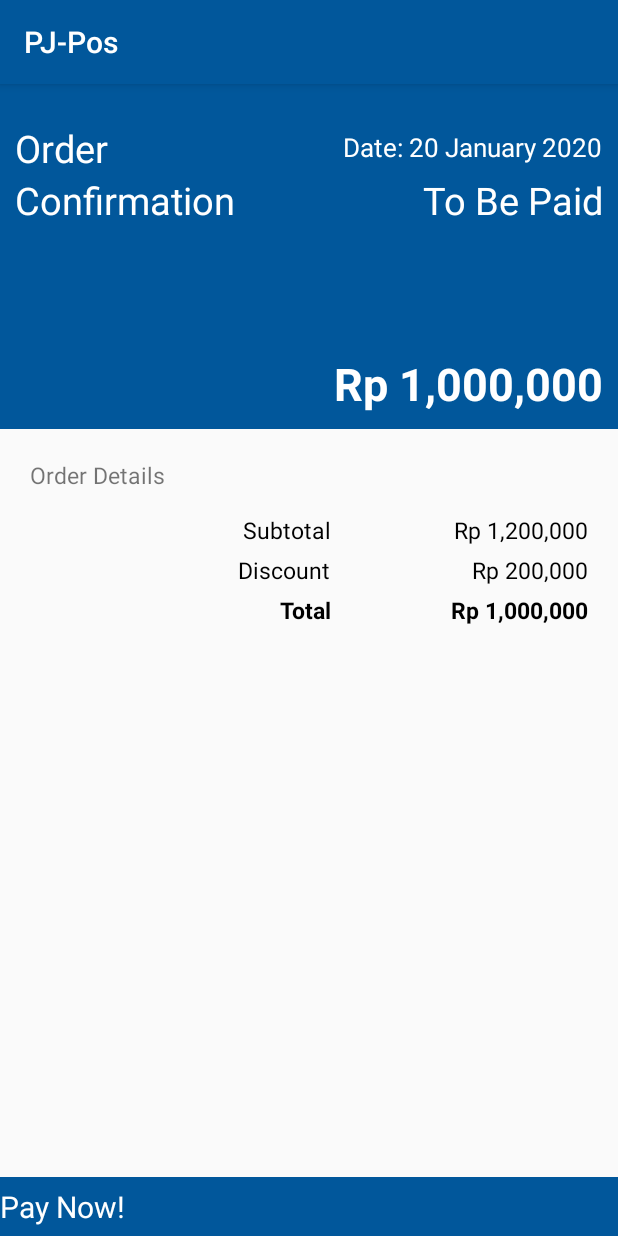
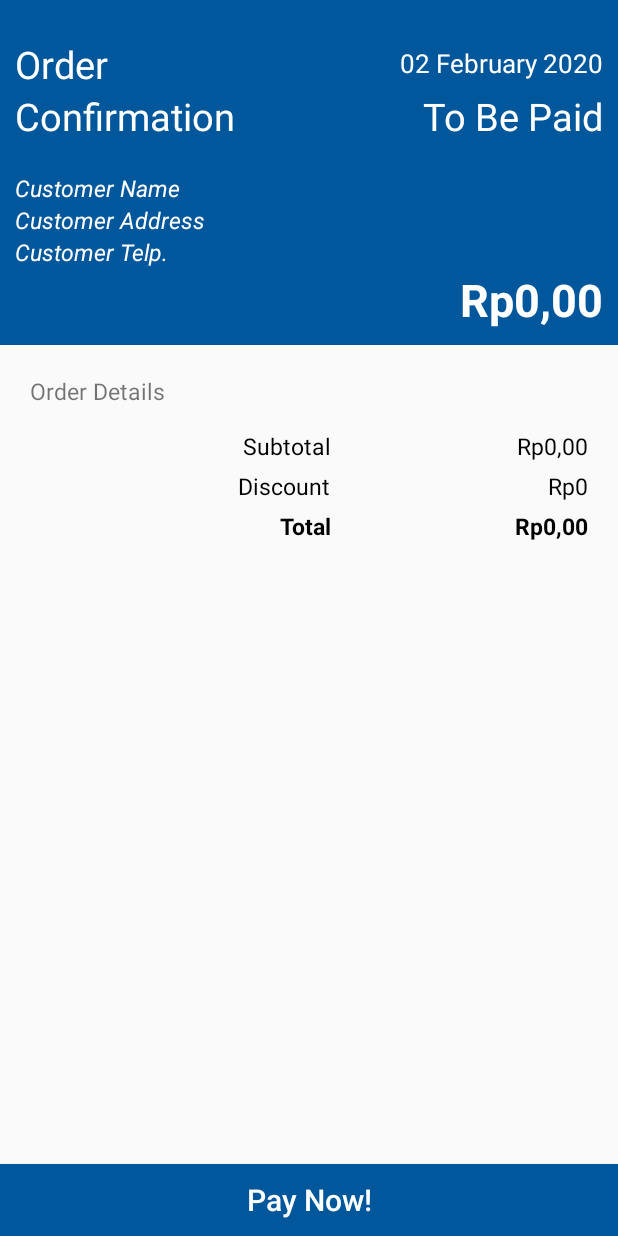
Before and after one commit to iqbalcooyy/PJPos, an Android app: the SalesConfirmationActivity screen opened directly, with no data from a screen before it, on a phone screen of 412 x 824 dp. Run offline under Robolectric (Android 15) with nearby library versions, the phone set to English and light mode, and no system bars; network calls fail; 1 statement that could not run was skipped.

Commit message:
completion of activity sales & activity sale confirm

```diff
--- a/app/src/main/AndroidManifest.xml
+++ b/app/src/main/AndroidManifest.xml
@@ -12,7 +12,9 @@
             android:supportsRtl="true"
             android:networkSecurityConfig="@xml/network_security_config"
             android:theme="@style/AppTheme">
-        <activity android:name=".ui.SalesConfirmationActivity">
+        <activity android:name=".ui.SalesConfirmationActivity"
+                  android:screenOrientation="portrait"
+                  android:theme="@style/AppTheme.NoActionBar">
         </activity>
         <activity
                 android:name=".ui.SalesActivity"
--- a/app/src/main/java/com/iqbalproject/pj_pos/adapter/StockAdapter.kt
+++ b/app/src/main/java/com/iqbalproject/pj_pos/adapter/StockAdapter.kt
@@ -1,11 +1,14 @@
 package com.iqbalproject.pj_pos.adapter
 
+import android.util.Log
 import android.view.LayoutInflater
 import android.view.ViewGroup
 import androidx.recyclerview.widget.RecyclerView
 import com.iqbalproject.pj_pos.R
 import com.iqbalproject.pj_pos.adapter.viewHolder.StockHolder
 import com.iqbalproject.pj_pos.model.StockDetail
+import kotlinx.android.synthetic.main.activity_sales.view.*
+import org.jetbrains.anko.sdk27.coroutines.onClick
 
 class StockAdapter(private val stocks: List<StockDetail>) : RecyclerView.Adapter<StockHolder>() {
     override fun onCreateViewHolder(parent: ViewGroup, viewType: Int): StockHolder {
--- a/app/src/main/java/com/iqbalproject/pj_pos/model/LoginResponse.kt
+++ b/app/src/main/java/com/iqbalproject/pj_pos/model/LoginResponse.kt
@@ -3,7 +3,7 @@ package com.iqbalproject.pj_pos.model
 data class LoginResponse(
     val status: String? = null,
     val message: String? = null,
-    val result: LoginResult? = null
+    val result: List<LoginResult>? = null
 )
 
 data class LoginResult(
--- a/app/src/main/java/com/iqbalproject/pj_pos/ui/SalesConfirmationActivity.kt
+++ b/app/src/main/java/com/iqbalproject/pj_pos/ui/SalesConfirmationActivity.kt
@@ -1,13 +1,38 @@
 package com.iqbalproject.pj_pos.ui
 
+import android.os.Bundle
 import androidx.appcompat.app.AppCompatActivity
-import android.os.Bundle
 import com.iqbalproject.pj_pos.R
+import com.iqbalproject.pj_pos.model.StockDetail
+import com.iqbalproject.pj_pos.utils.Tools
+import kotlinx.android.synthetic.main.activity_sales_confirmation.*
 
 class SalesConfirmationActivity : AppCompatActivity() {
+
+    private val items: MutableList<StockDetail> = mutableListOf()
 
     override fun onCreate(savedInstanceState: Bundle?) {
         super.onCreate(savedInstanceState)
         setContentView(R.layout.activity_sales_confirmation)
+
+        tvTransDateConfirm.text = Tools.getCurrentDate()
+        initData()
+    }
+
+    private fun initData() {
+        items.addAll(intent.getParcelableArrayListExtra("saleConfirm"))
+        var total = 0
+
+        for (i in items.indices) {
+            total += items.get(i).pay
+
+            tvCustNameConf.text = items[i].cust_name
+            tvCustAddressConf.text = items[i].cust_address
+            tvCustTelpConf.text = items[i].cust_telp
+        }
+
+        tvTotalPayConfirm.text = Tools.convertRupiahsFormat(total.toDouble())
+        tvSubTot.text = Tools.convertRupiahsFormat(total.toDouble())
+        tvTotPayConf.text = Tools.convertRupiahsFormat(total.toDouble())
     }
 }
--- a/app/src/main/java/com/iqbalproject/pj_pos/ui/viewModel/LoginViewModel.kt
+++ b/app/src/main/java/com/iqbalproject/pj_pos/ui/viewModel/LoginViewModel.kt
@@ -19,7 +19,7 @@ class LoginViewModel : ViewModel() {
         status.value = null
         data.value = LoginResponse(status.toString(), Constants.RES_ON_LOAD, null)
 
-        NetworkConfig().api().login(userId, pass).enqueue(object : Callback<LoginResponse> {
+        NetworkConfig().api().login(username = userId, password = pass).enqueue(object : Callback<LoginResponse> {
             override fun onFailure(call: Call<LoginResponse>, t: Throwable) {
                 status.value = false
 
--- a/app/src/main/java/com/iqbalproject/pj_pos/ui/viewModel/StocksViewModel.kt
+++ b/app/src/main/java/com/iqbalproject/pj_pos/ui/viewModel/StocksViewModel.kt
@@ -29,7 +29,7 @@ class StocksViewModel : ViewModel() {
             override fun onResponse(call: Call<Stocks>, response: Response<Stocks>) {
                 status.value = true
 
-                if (response.isSuccessful == false || response.body()?.stocks.isNullOrEmpty()) {
+                if (response.isSuccessful == false || response.body()?.result.isNullOrEmpty()) {
                     status.value = false
                 } else {
                     data.value = response.body()
--- a/app/src/main/java/com/iqbalproject/pj_pos/utils/Constants.kt
+++ b/app/src/main/java/com/iqbalproject/pj_pos/utils/Constants.kt
@@ -3,7 +3,8 @@ package com.iqbalproject.pj_pos.utils
 class Constants {
     companion object{
         //const val BASE_URL = "https://pj-pos.000webhostapp.com/"
-        const val BASE_URL = "http://192.168.43.240/pj-pos/"
+        const val BASE_URL = "http://192.168.43.240/pjpos-restapi/api/"
+        const val API_KEY = "putrajaya2020"
 
         const val REQ_TIMEOUT_DURATION = 30
         const val RES_ON_LOAD = "Please Wait..."
--- /dev/null
+++ b/app/src/main/java/com/iqbalproject/pj_pos/utils/Tools.kt
@@ -0,0 +1,58 @@
+package com.iqbalproject.pj_pos.utils
+
+import java.text.NumberFormat
+import java.text.SimpleDateFormat
+import java.util.*
+
+class Tools {
+    companion object {
+
+        fun terbilang(x: Int): String {
+            val satuan = arrayOf(
+                " ",
+                "Satu",
+                "Dua",
+                "Tiga",
+                "Empat",
+                "Lima",
+                "Enam",
+                "Tujuh",
+                "Delapan",
+                "Sembilan",
+                "Sepuluh",
+                "Sebelas"
+            )
+
+            var hasil = " "
+
+            when (x) {
+                in 0..11 -> hasil += satuan[x]
+                in 1..19 -> hasil += "${terbilang(x - 10)} Belas"
+                in 1..99 -> hasil += "${terbilang(x / 10)} Puluh ${terbilang(x % 10)}"
+                in 1..199 -> hasil += "Seratus ${terbilang(x - 100)}"
+                in 1..999 -> hasil += "${terbilang(x / 100)} Ratus ${terbilang(x % 100)}"
+                in 1..1999 -> hasil += "Seribu ${terbilang(x - 1000)}"
+                in 1..999999 -> hasil += "${terbilang(x / 1000)} Ribu ${terbilang(x % 1000)}"
+                in 1..999999999 -> hasil += "${terbilang(x / 1000000)} Juta ${terbilang(x % 1000000)}"
+                in 1000000000..9999999999 -> hasil += "${terbilang(x / 1000000000)} Milyar ${terbilang(x % 1000000000)}"
+                else -> hasil += "Angka Terlalu Besar !"
+            }
+
+            return hasil
+        }
+
+        fun getCurrentDate(): String {
+            val dateFormat = SimpleDateFormat("dd MMMM yyyy")
+            dateFormat.timeZone = TimeZone.getTimeZone("UTC")
+            val today: Date = Calendar.getInstance().time
+            return dateFormat.format(today)
+        }
+
+        fun convertRupiahsFormat(number: Double): String {
+            val localeID: Locale = Locale("in", "ID")
+            val rupiahsFormat: NumberFormat = NumberFormat.getCurrencyInstance(localeID)
+
+            return rupiahsFormat.format(number)
+        }
+    }
+}
--- a/app/src/main/res/layout/activity_login.xml
+++ b/app/src/main/res/layout/activity_login.xml
@@ -58,6 +58,7 @@
                     android:drawableTint="@android:color/darker_gray"
                     android:layout_below="@+id/title"
                     android:layout_marginTop="20dp"
+                    android:singleLine="true"
                     android:background="@drawable/rounded_edittext"
             />
 
--- a/app/src/main/res/layout/activity_sales_confirmation.xml
+++ b/app/src/main/res/layout/activity_sales_confirmation.xml
@@ -24,6 +24,7 @@
         />
 
         <TextView
+                android:id="@+id/tvTransDateConfirm"
                 android:layout_width="wrap_content"
                 android:layout_height="wrap_content"
                 android:text="Date: 20 January 2020"
@@ -34,6 +35,7 @@
         />
 
         <TextView
+                android:id="@+id/tv7"
                 android:layout_below="@+id/tv1"
                 android:layout_width="wrap_content"
                 android:layout_height="wrap_content"
@@ -53,6 +55,41 @@
         />
 
         <TextView
+                android:id="@+id/tvCustNameConf"
+                android:layout_below="@+id/tv7"
+                android:layout_width="wrap_content"
+                android:layout_height="wrap_content"
+                android:text="Customer Name"
+                android:textStyle="italic"
+                android:textColor="@android:color/white"
+                android:textSize="15sp"
+                android:layout_marginTop="20dp"
+        />
+
+        <TextView
+                android:id="@+id/tvCustAddressConf"
+                android:layout_below="@+id/tvCustNameConf"
+                android:layout_width="wrap_content"
+                android:layout_height="wrap_content"
+                android:text="Customer Address"
+                android:textStyle="italic"
+                android:textColor="@android:color/white"
+                android:textSize="15sp"
+        />
+
+        <TextView
+                android:id="@+id/tvCustTelpConf"
+                android:layout_below="@+id/tvCustAddressConf"
+                android:layout_width="wrap_content"
+                android:layout_height="wrap_content"
+                android:text="Customer Telp."
+                android:textStyle="italic"
+                android:textColor="@android:color/white"
+                android:textSize="15sp"
+        />
+
+        <TextView
+                android:id="@+id/tvTotalPayConfirm"
                 android:layout_width="wrap_content"
                 android:layout_height="wrap_content"
                 android:text="Rp 1,000,000"
@@ -135,7 +172,7 @@
                 android:gravity="right"
                 android:paddingLeft="15dp"
                 android:layout_marginTop="5dp"
-                android:text="Rp 200,000"
+                android:text="Rp0"
                 android:textColor="@color/colorSecondaryText"
                 android:textSize="15sp"
         />
@@ -169,7 +206,7 @@
 
     </RelativeLayout>
 
-    <com.google.android.material.button.MaterialButton
+    <Button
             android:id="@+id/btnPay"
             android:text="Pay Now!"
             android:textColor="@android:color/white"
--- a/build.gradle
+++ b/build.gradle
@@ -20,6 +20,7 @@ allprojects {
     repositories {
         google()
         jcenter()
+        maven { url "https://jitpack.io" }
     }
 }
 
```
Also changed, not shown: app/build.gradle (+7 -0 lines), app/src/main/java/com/iqbalproject/pj_pos/adapter/viewHolder/StockHolder.kt (+23 -19 lines), app/src/main/java/com/iqbalproject/pj_pos/model/StockResponses.kt (+14 -3 lines), app/src/main/java/com/iqbalproject/pj_pos/network/ApiService.kt (+11 -7 lines), app/src/main/java/com/iqbalproject/pj_pos/ui/SalesActivity.kt (+52 -1 lines), app/src/main/java/com/iqbalproject/pj_pos/utils/Terbilang.kt (deleted, +0 -39 lines), app/src/main/res/layout/form_customer.xml (+1 -20 lines).
